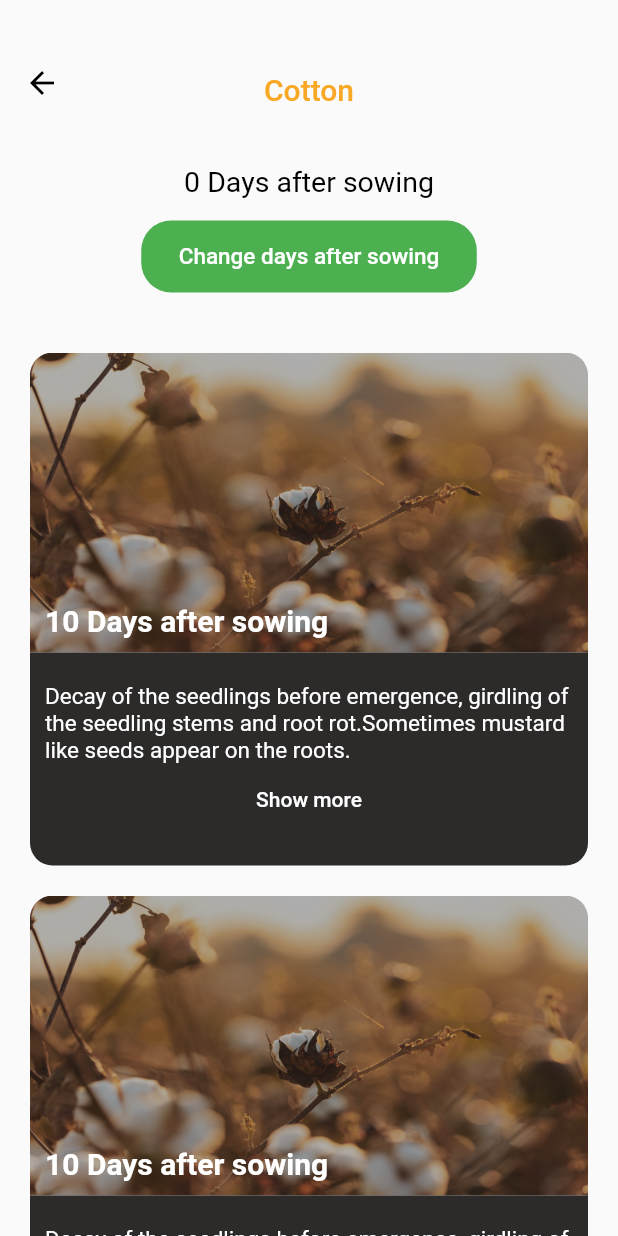
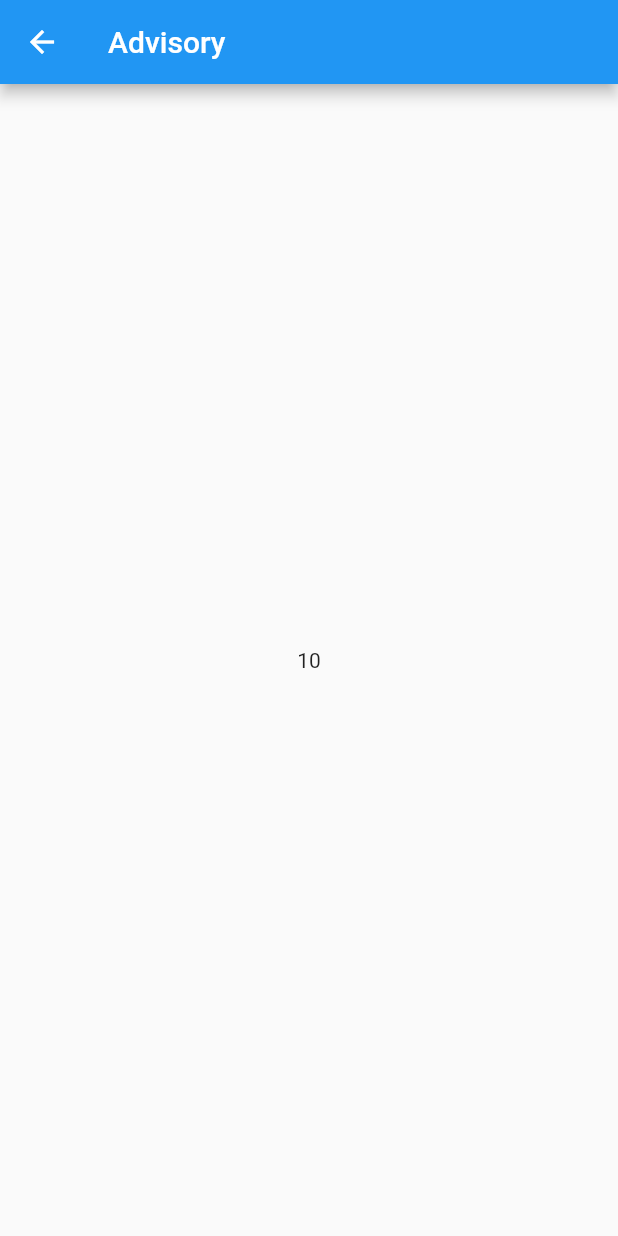
Before and after one commit to AsishGokarakonda/Flutter-Crop-Detection, a Flutter app: the CottonCropHome screen opened by its route, after a tap on an icon or button, on a phone screen of 412 x 824 dp. Run offline on Flutter 3.47's test engine with Material 2 defaults, Android fonts, the phone set to English and light mode, and no system bars; our stand-ins replace awesome_notifications, flutter_secure_storage, font_awesome_flutter, get, google_fonts, google_maps_flutter and 5 more; missing offline and left inert: dart:ffi; accounts and stored records are empty.

Commit message:
advisory home cards done

```diff
--- a/lib/main.dart
+++ b/lib/main.dart
@@ -22,7 +22,7 @@ import '../../../screens/home/pesthome/disease_checkcrop.dart';
 import '../../../screens/signing/forgot_password.dart';
 import '../../../screens/signing/signup_page.dart';
 import '../../../screens/profile/settings.dart';
-
+// import '../../..';
 import 'package:flutter/material.dart';
 import 'package:shared_preferences/shared_preferences.dart';
 import 'package:get/get.dart';
@@ -30,6 +30,7 @@ import 'package:get/get.dart';
 // import 'utils/app_translation.dart';
 
 import '../../utils/app_translation.dart';
+import 'screens/crophealth/EachAdvisory.dart';
 
 
 
@@ -86,6 +87,8 @@ static GlobalKey<NavigatorState> navigatorKey = GlobalKey<NavigatorState>();
           MyRoutes.bananahealthhome:(context) => const BananaCropHome(),
           MyRoutes.diseasecheckcrop:(context) => const DiseaseCheckCrop(),
           MyRoutes.settingsRoute:(context) => const SettingsPage(),
+          // MyRoutes.EachAdvisoryRoute:(context) => const EachAdvisory( dasInAdvisory:  , ),
+
         });
   }
 }
--- /dev/null
+++ b/lib/screens/crophealth/EachAdvisory.dart
@@ -0,0 +1,30 @@
+import 'package:flutter/material.dart';
+import 'package:flutter/src/widgets/container.dart';
+import 'package:flutter/src/widgets/framework.dart';
+
+class EachAdvisory extends StatefulWidget {
+  // create a variable to store the argument passed from the previous page.
+
+  final String cropName;
+  final String dasInAdvisory;
+  const EachAdvisory({super.key,required this.cropName,required this.dasInAdvisory});
+
+  @override
+  State<EachAdvisory> createState() => _EachAdvisoryState();
+}
+
+class _EachAdvisoryState extends State<EachAdvisory> {
+  @override
+  Widget build(BuildContext context) {
+    return Scaffold(
+      appBar: AppBar(
+        title: const Text('Advisory'),
+      ),
+      body: Center(
+        child: Container(
+          child: Container(child: Text('${widget.dasInAdvisory}')),
+        )
+      ),
+    );
+  }
+}
--- a/lib/screens/crophealth/cottonhealth/cotton_home.dart
+++ b/lib/screens/crophealth/cottonhealth/cotton_home.dart
@@ -1,3 +1,4 @@
+import 'package:crop_recommend/screens/crophealth/EachAdvisory.dart';
 import 'package:flutter/material.dart';
 import '../../../utils/notification_api.dart';
 import 'package:awesome_notifications/awesome_notifications.dart';
@@ -16,34 +17,65 @@ class _CottonCropHomeState extends State<CottonCropHome> {
   @override
   Widget build(BuildContext context) {
     return Scaffold(
-      appBar: AppBar(
-        // back button color
-        iconTheme: const IconThemeData(color: Colors.black),
-        //increase the height of the appbar
-        toolbarHeight: 110,
-        // give border color to the appbar
-        backgroundColor: Colors.transparent,
+      // appBar: AppBar(
+      //   // back button color
+      //   iconTheme: const IconThemeData(color: Colors.black),
+      //   //increase the height of the appbar
+      //   toolbarHeight: 110,
+      //   // give border color to the appbar
+      //   backgroundColor: Colors.transparent,
+      //   elevation: 0,
+      //   // center title
+      //   centerTitle: true,
+      //   // caption below title
+
+      //   title: Column(children: [
+      //     const SizedBox(
+      //       height: 10,
+      //     ),
+      //     Text(
+      //       'Cotton',
+      //       style: TextStyle(color: Colors.yellow[800], fontSize: 20),
+      //     ),
+      //   ]),
+      // ),
+
+      body:
+          NestedScrollView(
+            headerSliverBuilder: (BuildContext context, bool innerBoxIsScrolled) {
+              return <Widget>[
+                SliverAppBar(
+                  backgroundColor: Colors.black54 ,
                   elevation: 0,
-        // center title
+                  expandedHeight: 300.0,
+                  pinned: true,
+                  flexibleSpace: FlexibleSpaceBar(
                       centerTitle: true,
-        // caption below title
-
-        title: Column(children: [
-          const SizedBox(
-            height: 10,
+                      // keep title at top
+                      title: const Text("Cotton",
+                          style: TextStyle(
+                            color: Colors.white,
+                            fontSize: 20.0,
+                          )),
+                      background: Image.asset(
+                        'assets/crophealth/CottonHome.png',
+                        colorBlendMode: BlendMode.darken ,
+                        color: Colors.black.withOpacity(0.25) ,
+                        fit: BoxFit.cover,
+                      )),
                 ),
-          Text(
-            'Cotton',
-            style: TextStyle(color: Colors.yellow[800], fontSize: 20),
-          ),
-        ]),
-      ),
-      body:
-          Column(children: [
+              ];
+            },
+            body: SingleChildScrollView(
+               physics: const BouncingScrollPhysics(),
+              child: Column(children: [
                     Container(
               // center the container
               alignment: Alignment.center,
               child: Column(children: [
+                const SizedBox(
+                  height: 25,
+                ),
                 Text(
                   '${CropHealthselection.dayaftersowing['Cotton']} Days after sowing',
                   style: TextStyle(color: Colors.black, fontSize: 19),
@@ -93,18 +125,10 @@ class _CottonCropHomeState extends State<CottonCropHome> {
                       'Change days after sowing',
                       style: TextStyle(color: Colors.white, fontSize: 15),
                     )),
-            const SizedBox(
-              height: 20,
-            ),
               ]),
                     ),
-        Expanded(
-          child: SingleChildScrollView(
-            child: Container(
+                    Container(
               padding: const EdgeInsets.symmetric(horizontal: 20, vertical: 20),
-              // nmake background color to g
-              // color: Colors.grey[200],
-              // keep circular border to the container
               decoration: BoxDecoration(
                 borderRadius: BorderRadius.only(
                     topLeft: Radius.circular(20),
@@ -119,8 +143,9 @@ class _CottonCropHomeState extends State<CottonCropHome> {
                   itemBuilder: (BuildContext context, int index) {
                     return GestureDetector(
                       onTap: () {
-                        // show notification
-                        print("Hi");
+                        Navigator.push(context,
+                            MaterialPageRoute(builder: (context) => EachAdvisory(cropName: 'Cotton', dasInAdvisory: '${CottonAdvisory.advisory[index][0]}' ) )
+                        );
                       },
                       child: Container(
                         padding: const EdgeInsets.only(bottom: 20 ),
@@ -173,9 +198,15 @@ class _CottonCropHomeState extends State<CottonCropHome> {
                                   fontSize: 15,
                                 ),
                               ),
+                              const SizedBox(
+                                height: 10,
+                              ),
                               // button for show more
-                              TextButton(onPressed: (){}, child:
-                              Text('Show more',style: TextStyle(color: Colors.white),))
+                              Text('Show more',style: TextStyle(color: Colors.white),),
+
+                              const SizedBox(
+                                height: 10,
+                              ),
                               ],
                             ),
                           ),
@@ -188,10 +219,10 @@ class _CottonCropHomeState extends State<CottonCropHome> {
                   height: 10,
                 ),
               ]),
+                    )
+                  ]),
             ),
           ),
-        )
-      ]),
 
       // TextButton(onPressed: () async {
       //    await NotificationService.showNotification(
```
Also changed, not shown: assets/crophealth/CottonHome.png (added). Lines whose indentation alone changed are shown as unchanged.
